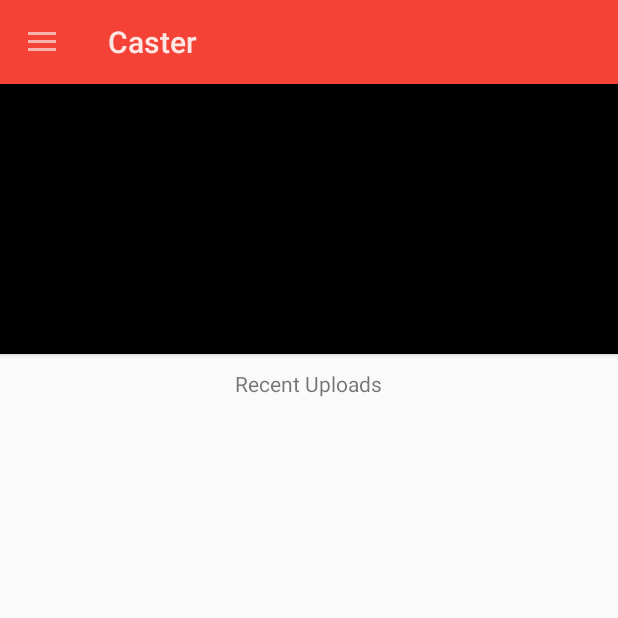
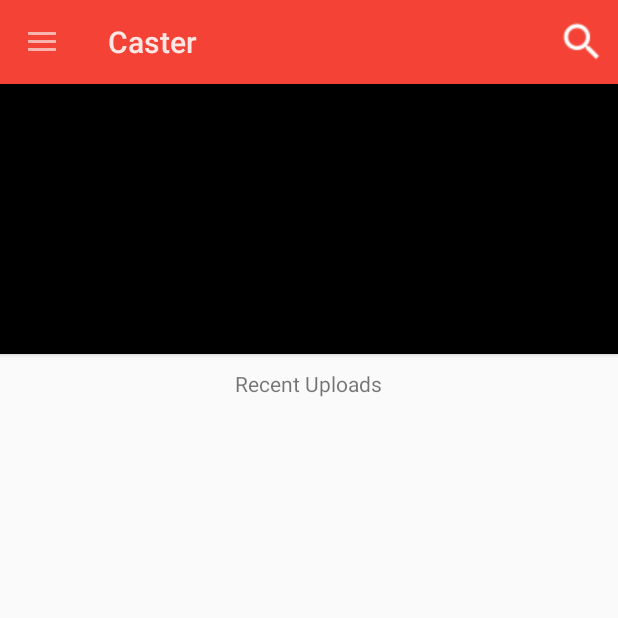
Before and after one commit to FutureProg/Caster, an Android app: the screen it shows after launch (MainActivity), on a phone screen of 412 x 824 dp, the top half of it. Run offline under Robolectric (Android 15) with nearby library versions, the phone set to English and light mode, and no system bars.

Commit message:
Started Search functionality
Action button works on Main Activity
New List Activity going to be made to show the results of the search

```diff
--- a/Caster_Android/app/src/main/java/com/caster/caster_android/MainActivity.java
+++ b/Caster_Android/app/src/main/java/com/caster/caster_android/MainActivity.java
@@ -2,12 +2,15 @@ package com.caster.caster_android;
 
 import android.app.ActionBar;
 import android.app.Activity;
+import android.app.SearchManager;
+import android.content.Context;
 import android.content.Intent;
 import android.content.res.Configuration;
 import android.graphics.Color;
 import android.graphics.drawable.BitmapDrawable;
 import android.os.Bundle;
 import android.support.v4.view.GravityCompat;
+import android.support.v4.view.MenuItemCompat;
 import android.support.v4.widget.DrawerLayout;
 import android.support.v7.app.ActionBarDrawerToggle;
 import android.util.Log;
@@ -20,6 +23,7 @@ import android.widget.Button;
 import android.widget.GridLayout;
 import android.widget.ImageView;
 import android.widget.ListView;
+import android.widget.SearchView;
 import android.widget.Toast;
 
 import com.caster.caster_android.utils.Bin;
@@ -149,7 +153,7 @@ public class MainActivity extends Activity {
                 }
             });
         }else{
-            String[] navArray = { "Sign in","Sign Up"};
+            String[] navArray = { "Sign In","Sign Up"};
             ArrayAdapter<String> adapter = new ArrayAdapter<String>(this,android.R.layout.simple_list_item_1, navArray);
             drawerList.setAdapter(adapter);
             drawerList.setOnItemClickListener(new AdapterView.OnItemClickListener() {
@@ -223,7 +227,36 @@ public class MainActivity extends Activity {
     public boolean onCreateOptionsMenu(Menu menu) {
         // Inflate the menu; this adds items to the action bar if it is present.
         //getMenuInflater().inflate(R.menu.menu_main, menu);
-        return true;
+        getMenuInflater().inflate(R.menu.menu, menu);
+
+        // Associate searchable configuration with the SearchView
+        SearchManager searchManager = (SearchManager) getSystemService(Context.SEARCH_SERVICE);
+        SearchView searchView = (SearchView) menu.findItem(R.id.action_search).getActionView();
+
+        if (null != searchView) {
+            searchView.setSearchableInfo(searchManager
+                    .getSearchableInfo(getComponentName()));
+            searchView.setIconifiedByDefault(false);
+        }
+
+        SearchView.OnQueryTextListener queryTextListener = new SearchView.OnQueryTextListener() {
+            public boolean onQueryTextChange(String newText) {
+                // this is your adapter that will be filtered
+                return true;
+            }
+
+            public boolean onQueryTextSubmit(String query) {
+                //Create intent to start podcast list activity
+                //From there you can see the results of your search and pick one to listen to
+                Toast.makeText(MainActivity.this, query,Toast.LENGTH_SHORT).show();
+                return true;
+            }
+        };
+        searchView.setOnQueryTextListener(queryTextListener);
+
+
+        //return true;
+        return super.onCreateOptionsMenu(menu);
     }
 
     @Override
@@ -247,6 +280,10 @@ public class MainActivity extends Activity {
             return true;
         }
 
+        if (id == R.id.action_search){
+            return true;
+        }
+
         return super.onOptionsItemSelected(item);
     }
 }
--- a/Caster_Android/app/src/main/res/menu/menu.xml
+++ b/Caster_Android/app/src/main/res/menu/menu.xml
@@ -1,7 +1,12 @@
+<?xml version="1.0" encoding="utf-8"?>
 <menu xmlns:android="http://schemas.android.com/apk/res/android"
     xmlns:app="http://schemas.android.com/apk/res-auto"
     xmlns:tools="http://schemas.android.com/tools"
-    tools:context="com.caster.caster_android.SignInActivity">
-    <item android:id="@+id/action_settings" android:title="@string/action_settings"
-        android:orderInCategory="100" app:showAsAction="never" />
+    tools:context="com.caster.caster_android.MainActivity">
+    <item android:id="@+id/action_search"
+        android:icon="@drawable/ic_search_white_24dp"
+        android:title="Search"
+        android:showAsAction="collapseActionView|ifRoom"
+        android:actionViewClass="android.widget.SearchView"/>
+
 </menu>
```
Also changed, not shown: Caster_Android/app/src/main/java/com/caster/caster_android/PodcastPlayer.java (+5 -5 lines), Caster_Android/app/src/main/res/layout/actionbar_layout.xml (+0 -7 lines), Caster_Android/app/src/main/res/drawable/ic_search_white_24dp.png (added).
